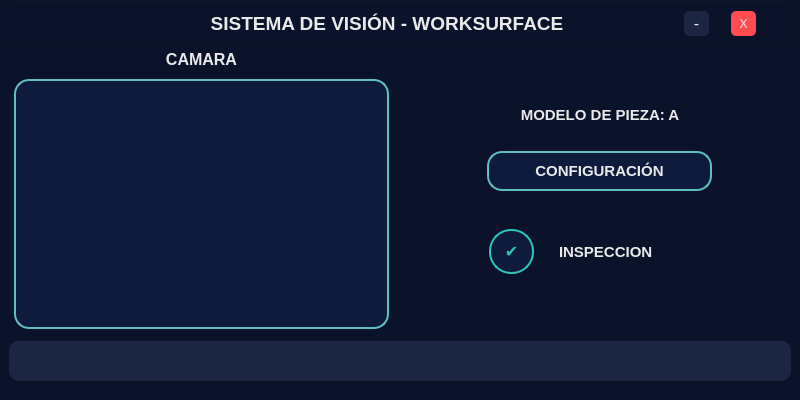
Old version of the form ui/main_window.ui in the repository hectorleyvaj-ops/vision-sensor.
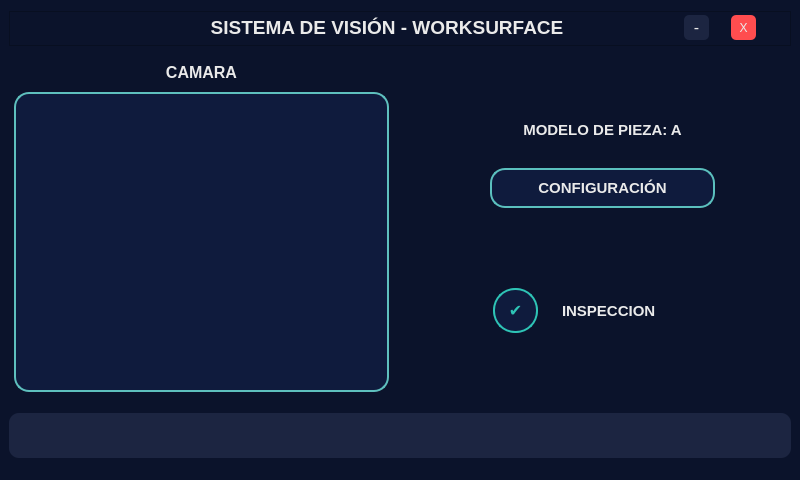
New version of the form. Custom widgets are drawn as their Qt base class.

What changed in the file:
```diff
--- a/ui/main_window.ui
+++ b/ui/main_window.ui
@@ -7,19 +7,19 @@
     <x>0</x>
     <y>0</y>
     <width>800</width>
-    <height>400</height>
+    <height>480</height>
    </rect>
   </property>
   <property name="minimumSize">
    <size>
-    <width>0</width>
-    <height>320</height>
+    <width>800</width>
+    <height>480</height>
    </size>
   </property>
   <property name="maximumSize">
    <size>
     <width>800</width>
-    <height>400</height>
+    <height>480</height>
    </size>
   </property>
   <property name="windowTitle">
@@ -44,12 +44,12 @@
    <property name="maximumSize">
     <size>
      <width>800</width>
-     <height>400</height>
+     <height>480</height>
     </size>
    </property>
    <layout class="QVBoxLayout" name="verticalLayout_3">
     <property name="spacing">
-     <number>5</number>
+     <number>10</number>
     </property>
     <property name="leftMargin">
      <number>9</number>
@@ -275,7 +275,7 @@
             <property name="maximumSize">
              <size>
               <width>400</width>
-              <height>250</height>
+              <height>300</height>
              </size>
             </property>
             <property name="sizeIncrement">
@@ -425,7 +425,7 @@
           <property name="sizeHint" stdset="0">
            <size>
             <width>372</width>
-            <height>10</height>
+            <height>50</height>
            </size>
           </property>
          </spacer>
@@ -550,7 +550,7 @@
       <property name="maximumSize">
        <size>
         <width>800</width>
-        <height>40</height>
+        <height>45</height>
        </size>
       </property>
       <property name="font">
@@ -583,13 +583,13 @@
          <property name="minimumSize">
           <size>
            <width>750</width>
-           <height>25</height>
+           <height>30</height>
           </size>
          </property>
          <property name="maximumSize">
           <size>
            <width>800</width>
-           <height>25</height>
+           <height>30</height>
           </size>
          </property>
          <property name="font">
```
